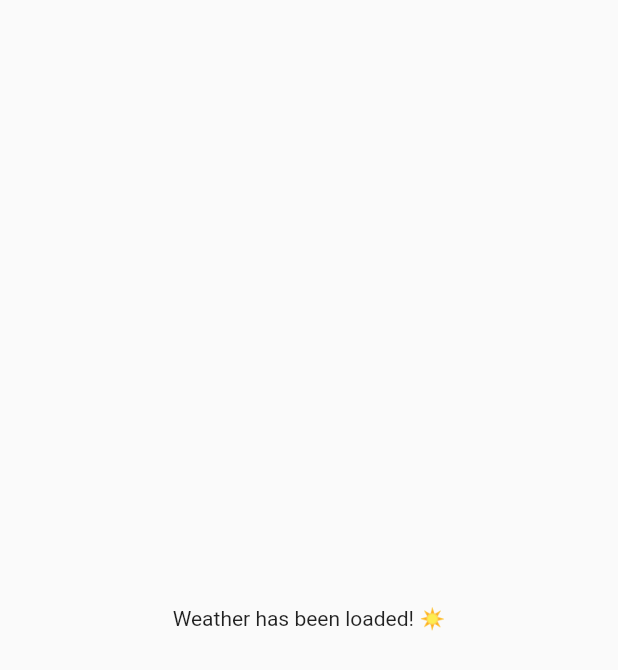
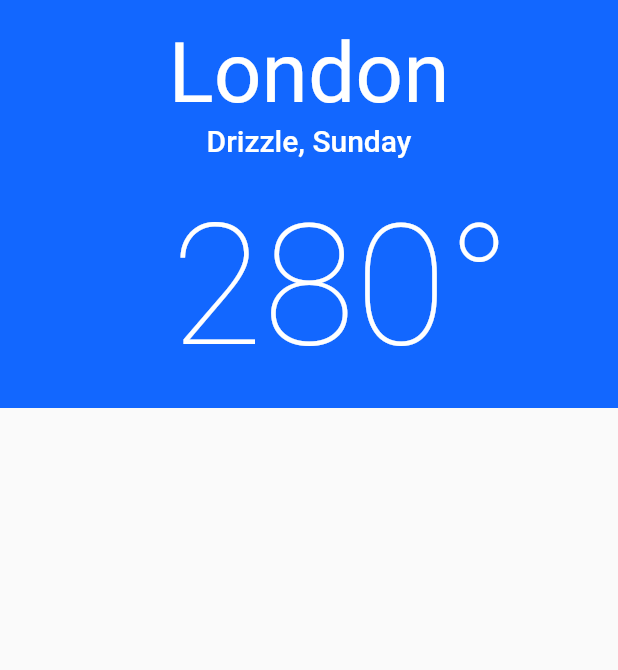
Before and after one commit to hkuczynski/weather-flutter, a Flutter app: the screen it shows after launch, on a phone screen of 412 x 824 dp. Shown: the top 670 px of the screen. Run offline on Flutter 3.47's test engine with Material 2 defaults, Android fonts, the phone set to English and light mode, and no system bars; our stand-ins replace bloc, flutter_bloc; generated files the repository leaves out were written again.

Commit message:
Simple implementation of Weather page

```diff
--- a/lib/api/models/weather_api_response.dart
+++ b/lib/api/models/weather_api_response.dart
@@ -1,5 +1,7 @@
 import 'package:json_annotation/json_annotation.dart';
 import 'package:weather/api/utils/date_time_utils.dart';
+import 'package:weather/data/models/city.dart';
+import 'package:weather/data/models/coordinates.dart';
 import 'package:weather/data/models/weather.dart' as weather_model;
 
 part 'weather_api_response.g.dart';
@@ -12,25 +14,27 @@ class WeatherApiResponse {
     required this.wind,
     required this.coordinates,
     required this.visibility,
-    required this.weather,
+    required this.description,
     required this.sys,
     required this.base,
     required this.main,
     required this.dt,
   });
 
-  factory WeatherApiResponse.fromJson(Map<String, dynamic> json) => _$WeatherApiResponseFromJson(json);
+  factory WeatherApiResponse.fromJson(Map<String, dynamic> json) =>
+      _$WeatherApiResponseFromJson(json);
 
   final String name;
-  final Clouds clouds;
-  final Wind wind;
+  final CloudsApiResponse clouds;
+  final WindApiResponse wind;
   @JsonKey(name: 'coord')
-  final Coordinates coordinates;
+  final CoordinatesApiResponse coordinates;
   final num visibility;
-  final List<Weather> weather;
-  final Sys sys;
+  @JsonKey(name: 'weather')
+  final List<DescriptionApiResponse> description;
+  final SysApiResponse sys;
   final String base;
-  final Main main;
+  final MainApiResponse main;
   @JsonKey(
     fromJson: convertDateTimeFromMillisecondsSinceEpoch,
     toJson: convertDateTimeToMillisecondsSinceEpoch,
@@ -42,81 +46,116 @@ class WeatherApiResponse {
 
 extension WeatherApiResponseX on WeatherApiResponse {
   weather_model.Weather toDomain() {
-    return weather_model.Weather();
+    return weather_model.Weather(
+      temp: main.temp,
+      tempMax: main.tempMax,
+      tempMin: main.tempMin,
+      pressure: main.pressure,
+      humidity: main.humidity,
+      state: description.isNotEmpty ? description.first.main : null,
+      city: City(
+        name: name,
+        coordinates: Coordinates(
+          lat: coordinates.lat.toDouble(),
+          lon: coordinates.lon.toDouble(),
+        ),
+      ),
+    );
   }
 }
 
 @JsonSerializable()
-class Clouds {
-  const Clouds({
+class CloudsApiResponse {
+  const CloudsApiResponse({
     required this.cloudinessPercent,
   });
 
-  factory Clouds.fromJson(Map<String, dynamic> json) => _$CloudsFromJson(json);
+  factory CloudsApiResponse.fromJson(Map<String, dynamic> json) =>
+      _$CloudsApiResponseFromJson(json);
 
   @JsonKey(name: 'all')
   final num cloudinessPercent;
 
-  Map<String, dynamic> toJson() => _$CloudsToJson(this);
+  Map<String, dynamic> toJson() => _$CloudsApiResponseToJson(this);
 }
 
 @JsonSerializable()
-class Wind {
-  const Wind({
+class WindApiResponse {
+  const WindApiResponse({
     required this.direction,
     required this.speed,
   });
 
-  factory Wind.fromJson(Map<String, dynamic> json) => _$WindFromJson(json);
+  factory WindApiResponse.fromJson(Map<String, dynamic> json) =>
+      _$WindApiResponseFromJson(json);
 
   @JsonKey(name: 'deg')
   final num direction;
   final num speed;
 
-  Map<String, dynamic> toJson() => _$WindToJson(this);
+  Map<String, dynamic> toJson() => _$WindApiResponseToJson(this);
 }
 
 @JsonSerializable()
-class Coordinates {
-  const Coordinates({
+class CoordinatesApiResponse {
+  const CoordinatesApiResponse({
     required this.lat,
     required this.lon,
   });
 
-  factory Coordinates.fromJson(Map<String, dynamic> json) => _$CoordinatesFromJson(json);
+  factory CoordinatesApiResponse.fromJson(Map<String, dynamic> json) =>
+      _$CoordinatesApiResponseFromJson(json);
 
   final num lat;
   final num lon;
 
-  Map<String, dynamic> toJson() => _$CoordinatesToJson(this);
+  Map<String, dynamic> toJson() => _$CoordinatesApiResponseToJson(this);
+}
+
+enum WeatherDescriptionState {
+  @JsonValue('Thunderstorm')
+  thunderstorm,
+  @JsonValue('Drizzle')
+  drizzle,
+  @JsonValue('Rain')
+  rain,
+  @JsonValue('Snow')
+  snow,
+  @JsonValue('Clear')
+  clear,
+  @JsonValue('Clouds')
+  clouds,
 }
 
 @JsonSerializable()
-class Weather {
-  const Weather({
+class DescriptionApiResponse {
+  const DescriptionApiResponse({
     required this.icon,
     required this.description,
     required this.main,
   });
 
-  factory Weather.fromJson(Map<String, dynamic> json) => _$WeatherFromJson(json);
+  factory DescriptionApiResponse.fromJson(Map<String, dynamic> json) =>
+      _$DescriptionApiResponseFromJson(json);
 
   final String icon;
   final String description;
-  final String main;
+  @JsonKey(unknownEnumValue: WeatherDescriptionState.clouds)
+  final WeatherDescriptionState main;
 
-  Map<String, dynamic> toJson() => _$WeatherToJson(this);
+  Map<String, dynamic> toJson() => _$DescriptionApiResponseToJson(this);
 }
 
 @JsonSerializable()
-class Sys {
-  const Sys({
+class SysApiResponse {
+  const SysApiResponse({
     required this.countryCode,
     required this.sunrise,
     required this.sunset,
   });
 
-  factory Sys.fromJson(Map<String, dynamic> json) => _$SysFromJson(json);
+  factory SysApiResponse.fromJson(Map<String, dynamic> json) =>
+      _$SysApiResponseFromJson(json);
 
   @JsonKey(name: 'country')
   final String countryCode;
@@ -131,12 +170,12 @@ class Sys {
   )
   final DateTime sunset;
 
-  Map<String, dynamic> toJson() => _$SysToJson(this);
+  Map<String, dynamic> toJson() => _$SysApiResponseToJson(this);
 }
 
 @JsonSerializable()
-class Main {
-  const Main({
+class MainApiResponse {
+  const MainApiResponse({
     required this.humidity,
     required this.temp,
     required this.tempMax,
@@ -144,7 +183,8 @@ class Main {
     required this.pressure,
   });
 
-  factory Main.fromJson(Map<String, dynamic> json) => _$MainFromJson(json);
+  factory MainApiResponse.fromJson(Map<String, dynamic> json) =>
+      _$MainApiResponseFromJson(json);
 
   final num humidity;
   final num temp;
@@ -154,5 +194,5 @@ class Main {
   final num tempMin;
   final num pressure;
 
-  Map<String, dynamic> toJson() => _$MainToJson(this);
+  Map<String, dynamic> toJson() => _$MainApiResponseToJson(this);
 }
--- /dev/null
+++ b/lib/data/models/city.dart
@@ -0,0 +1,11 @@
+import 'package:weather/data/models/coordinates.dart';
+
+class City {
+  const City({
+    required this.name,
+    required this.coordinates,
+  });
+
+  final String name;
+  final Coordinates coordinates;
+}
--- a/lib/data/models/weather.dart
+++ b/lib/data/models/weather.dart
@@ -1,2 +1,22 @@
+import 'package:weather/api/models/weather_api_response.dart';
+import 'package:weather/data/models/city.dart';
 
-class Weather {}
+class Weather {
+  const Weather({
+    required this.humidity,
+    required this.temp,
+    required this.tempMax,
+    required this.tempMin,
+    required this.pressure,
+    required this.state,
+    required this.city,
+  });
+
+  final num humidity;
+  final num temp;
+  final num tempMax;
+  final num tempMin;
+  final num pressure;
+  final WeatherDescriptionState? state;
+  final City city;
+}
--- /dev/null
+++ b/lib/ui/constants.dart
@@ -0,0 +1,3 @@
+class UIConstants {
+  static const double padding = 16;
+}
--- /dev/null
+++ b/lib/ui/location_selection/bloc/location_selection_event.dart
@@ -0,0 +1,4 @@
+part of 'location_selection_bloc.dart';
+
+@immutable
+abstract class LocationSelectionEvent {}
--- /dev/null
+++ b/lib/ui/location_selection/bloc/location_selection_state.dart
@@ -0,0 +1,6 @@
+part of 'location_selection_bloc.dart';
+
+@immutable
+abstract class LocationSelectionState {}
+
+class LocationSelectionInitial extends LocationSelectionState {}
--- a/lib/ui/weather/weather_page.dart
+++ b/lib/ui/weather/weather_page.dart
@@ -3,6 +3,8 @@ import 'package:flutter_bloc/flutter_bloc.dart';
 import 'package:weather/data/models/weather.dart';
 import 'package:weather/data/repositories/weather_repository.dart';
 import 'package:weather/ui/weather/bloc/weather_bloc.dart';
+import 'package:weather/ui/weather/widgets/forecasts.dart';
+import 'package:weather/ui/weather/widgets/todays_weather.dart';
 
 class WeatherPage extends StatelessWidget {
   const WeatherPage({Key? key}) : super(key: key);
@@ -33,10 +35,10 @@ class WeatherView extends StatelessWidget {
           final weather = state.weather;
 
           if (state.hasError || weather == null) {
-            return const _ErrorState();
+            return const _ErrorView();
           }
 
-          return _WeatherLoaded(weather: weather);
+          return _WeatherLoadedView(weather: weather);
         },
       ),
     );
@@ -54,8 +56,8 @@ class _LoadingView extends StatelessWidget {
   }
 }
 
-class _ErrorState extends StatelessWidget {
-  const _ErrorState({Key? key}) : super(key: key);
+class _ErrorView extends StatelessWidget {
+  const _ErrorView({Key? key}) : super(key: key);
 
   @override
   Widget build(BuildContext context) {
@@ -65,8 +67,8 @@ class _ErrorState extends StatelessWidget {
   }
 }
 
-class _WeatherLoaded extends StatelessWidget {
-  const _WeatherLoaded({
+class _WeatherLoadedView extends StatelessWidget {
+  const _WeatherLoadedView({
     Key? key,
     required this.weather,
   }) : super(key: key);
@@ -75,8 +77,12 @@ class _WeatherLoaded extends StatelessWidget {
 
   @override
   Widget build(BuildContext context) {
-    return const Center(
-      child: Text('Weather has been loaded! ☀️'),
+    return Column(
+      crossAxisAlignment: CrossAxisAlignment.stretch,
+      children: [
+        TodaysWeather(weather: weather),
+        const Expanded(child: Forecasts())
+      ],
     );
   }
 }
--- /dev/null
+++ b/lib/ui/weather/widgets/forecasts.dart
@@ -0,0 +1,12 @@
+import 'package:flutter/material.dart';
+
+class Forecasts extends StatelessWidget {
+  const Forecasts({Key? key}) : super(key: key);
+
+  @override
+  Widget build(BuildContext context) {
+    return Container(
+      child: null,
+    );
+  }
+}
--- /dev/null
+++ b/lib/ui/weather/widgets/todays_weather.dart
@@ -0,0 +1,109 @@
+import 'package:flutter/material.dart';
+import 'package:intl/intl.dart';
+import 'package:weather/api/models/weather_api_response.dart';
+import 'package:weather/data/models/weather.dart';
+import 'package:weather/ui/constants.dart';
+
+class TodaysWeather extends StatelessWidget {
+  const TodaysWeather({
+    Key? key,
+    required this.weather,
+  }) : super(key: key);
+
+  final Weather weather;
+
+  @override
+  Widget build(BuildContext context) {
+    return Container(
+      color: weather.state?.color,
+      child: SafeArea(
+        child: Container(
+          padding: const EdgeInsets.all(UIConstants.padding),
+          child: Column(
+            crossAxisAlignment: CrossAxisAlignment.stretch,
+            children: [
+              _buildCity(context),
+              _buildDecription(context),
+              const SizedBox(height: 20),
+              _buildTemperature(context),
+            ],
+          ),
+        ),
+      ),
+    );
+  }
+
+  Widget _buildCity(BuildContext context) {
+    final theme = Theme.of(context);
+
+    return Text(
+      weather.city.name,
+      textAlign: TextAlign.center,
+      style: theme.textTheme.headline2?.copyWith(color: Colors.white),
+    );
+  }
+
+  Widget _buildDecription(BuildContext context) {
+    final theme = Theme.of(context);
+    final today = DateTime.now();
+    final dayFormatted = DateFormat(DateFormat.WEEKDAY).format(today);
+    final description = "${weather.state?.name ?? "- "}, $dayFormatted";
+
+    return Text(
+      description,
+      textAlign: TextAlign.center,
+      style: theme.textTheme.headline6?.copyWith(color: Colors.white),
+    );
+  }
+
+  Widget _buildTemperature(BuildContext context) {
+    final theme = Theme.of(context);
+    final text = '${weather.temp.toInt()}';
+    const degree = '°';
+
+    return RichText(
+      text: TextSpan(
+        children: [
+          TextSpan(
+            text: degree,
+            style: theme.textTheme.headline1?.copyWith(
+              color: Colors.transparent,
+            ),
+          ),
+          TextSpan(
+            text: text,
+            style: theme.textTheme.headline1?.copyWith(color: Colors.white),
+          ),
+          TextSpan(
+            text: degree,
+            style: theme.textTheme.headline1?.copyWith(color: Colors.white),
+          ),
+        ],
+      ),
+      textAlign: TextAlign.center,
+    );
+  }
+}
+
+extension WeatherDescriptionStateX on WeatherDescriptionState {
+  Color get color {
+    return const Color(0xFF1267FF);
+  }
+
+  String get name {
+    switch (this) {
+      case WeatherDescriptionState.clear:
+        return 'Clear';
+      case WeatherDescriptionState.clouds:
+        return 'Clouds';
+      case WeatherDescriptionState.drizzle:
+        return 'Drizzle';
+      case WeatherDescriptionState.rain:
+        return 'Rain';
+      case WeatherDescriptionState.snow:
+        return 'Snow';
+      case WeatherDescriptionState.thunderstorm:
+        return 'Thunderstorm';
+    }
+  }
+}
```
Also changed, not shown: lib/counter/counter.dart (deleted, +0 -9 lines), lib/counter/cubit/counter_cubit.dart (deleted, +0 -15 lines), lib/counter/view/counter_page.dart (deleted, +0 -64 lines), lib/data/models/coordinates.dart (added, +9 -0 lines), lib/ui/location_selection/bloc/location_selection_bloc.dart (added, +18 -0 lines), lib/ui/location_selection/location_selection_page.dart (added, +12 -0 lines), lib/api/models/weather_api_response.g.dart.
